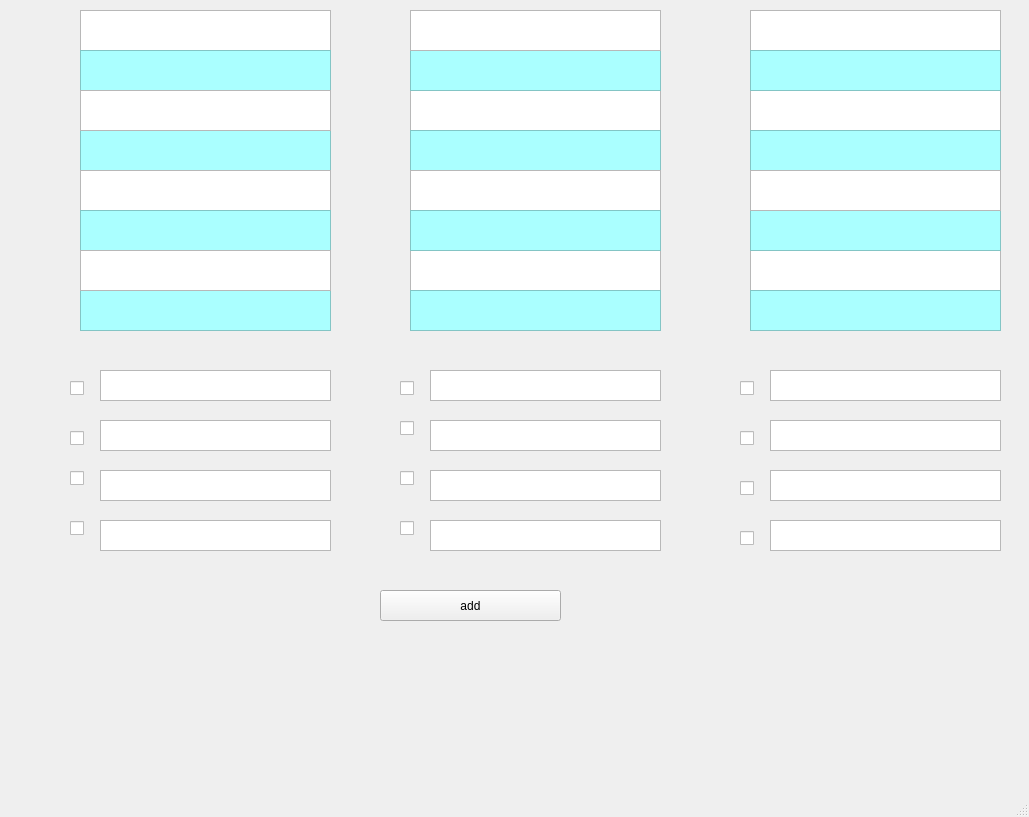
Qt form untitled.ui (hemid32/CreateDateUsingPyQt) before a commit.
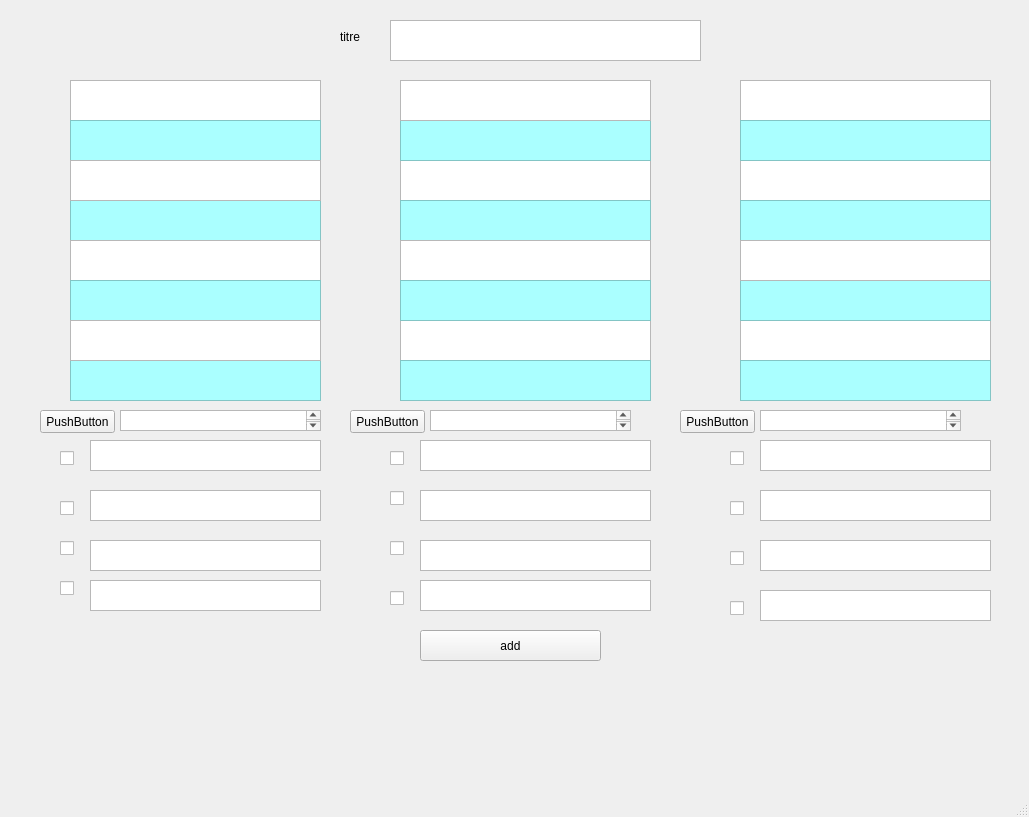
The same form after that commit.

What changed in the file:
```diff
--- a/untitled.ui
+++ b/untitled.ui
@@ -17,8 +17,8 @@
    <widget class="QTextEdit" name="choi11">
     <property name="geometry">
      <rect>
-      <x>100</x>
-      <y>370</y>
+      <x>90</x>
+      <y>440</y>
       <width>231</width>
       <height>31</height>
      </rect>
@@ -27,8 +27,8 @@
    <widget class="QTextEdit" name="choi12">
     <property name="geometry">
      <rect>
-      <x>100</x>
-      <y>420</y>
+      <x>90</x>
+      <y>490</y>
       <width>231</width>
       <height>31</height>
      </rect>
@@ -37,8 +37,8 @@
    <widget class="QTextEdit" name="choi13">
     <property name="geometry">
      <rect>
-      <x>100</x>
-      <y>470</y>
+      <x>90</x>
+      <y>540</y>
       <width>231</width>
       <height>31</height>
      </rect>
@@ -47,8 +47,8 @@
    <widget class="QTextEdit" name="choi14">
     <property name="geometry">
      <rect>
-      <x>100</x>
-      <y>520</y>
+      <x>90</x>
+      <y>580</y>
       <width>231</width>
       <height>31</height>
      </rect>
@@ -57,8 +57,8 @@
    <widget class="QPushButton" name="pushButton">
     <property name="geometry">
      <rect>
-      <x>380</x>
-      <y>590</y>
+      <x>420</x>
+      <y>630</y>
       <width>181</width>
       <height>31</height>
      </rect>
@@ -70,8 +70,8 @@
    <widget class="QTextEdit" name="choi24">
     <property name="geometry">
      <rect>
-      <x>430</x>
-      <y>520</y>
+      <x>420</x>
+      <y>580</y>
       <width>231</width>
       <height>31</height>
      </rect>
@@ -80,8 +80,8 @@
    <widget class="QTextEdit" name="choi21">
     <property name="geometry">
      <rect>
-      <x>430</x>
-      <y>370</y>
+      <x>420</x>
+      <y>440</y>
       <width>231</width>
       <height>31</height>
      </rect>
@@ -90,8 +90,8 @@
    <widget class="QTextEdit" name="choi22">
     <property name="geometry">
      <rect>
-      <x>430</x>
-      <y>420</y>
+      <x>420</x>
+      <y>490</y>
       <width>231</width>
       <height>31</height>
      </rect>
@@ -100,8 +100,8 @@
    <widget class="QTextEdit" name="choi23">
     <property name="geometry">
      <rect>
-      <x>430</x>
-      <y>470</y>
+      <x>420</x>
+      <y>540</y>
       <width>231</width>
       <height>31</height>
      </rect>
@@ -110,8 +110,8 @@
    <widget class="QTextEdit" name="choi34">
     <property name="geometry">
      <rect>
-      <x>770</x>
-      <y>520</y>
+      <x>760</x>
+      <y>590</y>
       <width>231</width>
       <height>31</height>
      </rect>
@@ -120,8 +120,8 @@
    <widget class="QTextEdit" name="choi31">
     <property name="geometry">
      <rect>
-      <x>770</x>
-      <y>370</y>
+      <x>760</x>
+      <y>440</y>
       <width>231</width>
       <height>31</height>
      </rect>
@@ -130,8 +130,8 @@
    <widget class="QTextEdit" name="choi32">
     <property name="geometry">
      <rect>
-      <x>770</x>
-      <y>420</y>
+      <x>760</x>
+      <y>490</y>
       <width>231</width>
       <height>31</height>
      </rect>
@@ -140,8 +140,8 @@
    <widget class="QTextEdit" name="choi33">
     <property name="geometry">
      <rect>
-      <x>770</x>
-      <y>470</y>
+      <x>760</x>
+      <y>540</y>
       <width>231</width>
       <height>31</height>
      </rect>
@@ -150,8 +150,8 @@
    <widget class="QTextEdit" name="def11">
     <property name="geometry">
      <rect>
-      <x>80</x>
-      <y>10</y>
+      <x>70</x>
+      <y>80</y>
       <width>251</width>
       <height>41</height>
      </rect>
@@ -160,8 +160,8 @@
    <widget class="QTextEdit" name="eq11">
     <property name="geometry">
      <rect>
-      <x>80</x>
-      <y>50</y>
+      <x>70</x>
+      <y>120</y>
       <width>251</width>
       <height>41</height>
      </rect>
@@ -180,8 +180,8 @@
    <widget class="QTextEdit" name="eq12">
     <property name="geometry">
      <rect>
-      <x>80</x>
-      <y>130</y>
+      <x>70</x>
+      <y>200</y>
       <width>251</width>
       <height>41</height>
      </rect>
@@ -193,8 +193,8 @@
    <widget class="QTextEdit" name="def12">
     <property name="geometry">
      <rect>
-      <x>80</x>
-      <y>90</y>
+      <x>70</x>
+      <y>160</y>
       <width>251</width>
       <height>41</height>
      </rect>
@@ -203,8 +203,8 @@
    <widget class="QTextEdit" name="def13">
     <property name="geometry">
      <rect>
-      <x>80</x>
-      <y>170</y>
+      <x>70</x>
+      <y>240</y>
       <width>251</width>
       <height>41</height>
      </rect>
@@ -213,8 +213,8 @@
    <widget class="QTextEdit" name="eq13">
     <property name="geometry">
      <rect>
-      <x>80</x>
-      <y>210</y>
+      <x>70</x>
+      <y>280</y>
       <width>251</width>
       <height>41</height>
      </rect>
@@ -226,8 +226,8 @@
    <widget class="QTextEdit" name="eq14">
     <property name="geometry">
      <rect>
-      <x>80</x>
-      <y>290</y>
+      <x>70</x>
+      <y>360</y>
       <width>251</width>
       <height>41</height>
      </rect>
@@ -239,8 +239,8 @@
    <widget class="QTextEdit" name="def14">
     <property name="geometry">
      <rect>
-      <x>80</x>
-      <y>250</y>
+      <x>70</x>
+      <y>320</y>
       <width>251</width>
       <height>41</height>
      </rect>
@@ -249,8 +249,8 @@
    <widget class="QTextEdit" name="def22">
     <property name="geometry">
      <rect>
-      <x>410</x>
-      <y>90</y>
+      <x>400</x>
+      <y>160</y>
       <width>251</width>
       <height>41</height>
      </rect>
@@ -259,8 +259,8 @@
    <widget class="QTextEdit" name="eq22">
     <property name="geometry">
      <rect>
-      <x>410</x>
-      <y>130</y>
+      <x>400</x>
+      <y>200</y>
       <width>251</width>
       <height>41</height>
      </rect>
@@ -272,8 +272,8 @@
    <widget class="QTextEdit" name="def24">
     <property name="geometry">
      <rect>
-      <x>410</x>
-      <y>250</y>
+      <x>400</x>
+      <y>320</y>
       <width>251</width>
       <height>41</height>
      </rect>
@@ -282,8 +282,8 @@
    <widget class="QTextEdit" name="eq21">
     <property name="geometry">
      <rect>
-      <x>410</x>
-      <y>50</y>
+      <x>400</x>
+      <y>120</y>
       <width>251</width>
       <height>41</height>
      </rect>
@@ -302,8 +302,8 @@
    <widget class="QTextEdit" name="eq24">
     <property name="geometry">
      <rect>
-      <x>410</x>
-      <y>290</y>
+      <x>400</x>
+      <y>360</y>
       <width>251</width>
       <height>41</height>
      </rect>
@@ -315,8 +315,8 @@
    <widget class="QTextEdit" name="def23">
     <property name="geometry">
      <rect>
-      <x>410</x>
-      <y>170</y>
+      <x>400</x>
+      <y>240</y>
       <width>251</width>
       <height>41</height>
      </rect>
@@ -325,8 +325,8 @@
    <widget class="QTextEdit" name="eq23">
     <property name="geometry">
      <rect>
-      <x>410</x>
-      <y>210</y>
+      <x>400</x>
+      <y>280</y>
       <width>251</width>
       <height>41</height>
      </rect>
@@ -338,8 +338,8 @@
    <widget class="QTextEdit" name="def21">
     <property name="geometry">
      <rect>
-      <x>410</x>
-      <y>10</y>
+      <x>400</x>
+      <y>80</y>
       <width>251</width>
       <height>41</height>
      </rect>
@@ -348,8 +348,8 @@
    <widget class="QTextEdit" name="def32">
     <property name="geometry">
      <rect>
-      <x>750</x>
-      <y>90</y>
+      <x>740</x>
+      <y>160</y>
       <width>251</width>
       <height>41</height>
      </rect>
@@ -358,8 +358,8 @@
    <widget class="QTextEdit" name="def34">
     <property name="geometry">
      <rect>
-      <x>750</x>
-      <y>250</y>
+      <x>740</x>
+      <y>320</y>
       <width>251</width>
       <height>41</height>
      </rect>
@@ -368,8 +368,8 @@
    <widget class="QTextEdit" name="eq33">
     <property name="geometry">
      <rect>
-      <x>750</x>
-      <y>210</y>
+      <x>740</x>
+      <y>280</y>
       <width>251</width>
       <height>41</height>
      </rect>
@@ -381,8 +381,8 @@
    <widget class="QTextEdit" name="eq34">
     <property name="geometry">
      <rect>
-      <x>750</x>
-      <y>290</y>
+      <x>740</x>
+      <y>360</y>
       <width>251</width>
       <height>41</height>
      </rect>
@@ -394,8 +394,8 @@
    <widget class="QTextEdit" name="eq32">
     <property name="geometry">
      <rect>
-      <x>750</x>
-      <y>130</y>
+      <x>740</x>
+      <y>200</y>
       <width>251</width>
       <height>41</height>
      </rect>
@@ -407,8 +407,8 @@
    <widget class="QTextEdit" name="def31">
     <property name="geometry">
      <rect>
-      <x>750</x>
-      <y>10</y>
+      <x>740</x>
+      <y>80</y>
       <width>251</width>
       <height>41</height>
      </rect>
@@ -417,8 +417,8 @@
    <widget class="QTextEdit" name="eq31">
     <property name="geometry">
      <rect>
-      <x>750</x>
-      <y>50</y>
+      <x>740</x>
+      <y>120</y>
       <width>251</width>
       <height>41</height>
      </rect>
@@ -437,8 +437,8 @@
    <widget class="QTextEdit" name="def33">
     <property name="geometry">
      <rect>
-      <x>750</x>
-      <y>170</y>
+      <x>740</x>
+      <y>240</y>
       <width>251</width>
       <height>41</height>
      </rect>
@@ -447,8 +447,8 @@
    <widget class="QCheckBox" name="checkBox">
     <property name="geometry">
      <rect>
-      <x>70</x>
-      <y>380</y>
+      <x>60</x>
+      <y>450</y>
       <width>16</width>
       <height>17</height>
      </rect>
@@ -460,8 +460,8 @@
    <widget class="QCheckBox" name="checkBox_2">
     <property name="geometry">
      <rect>
-      <x>70</x>
-      <y>430</y>
+      <x>60</x>
+      <y>500</y>
       <width>16</width>
       <height>17</height>
      </rect>
@@ -473,8 +473,8 @@
    <widget class="QCheckBox" name="checkBox_3">
     <property name="geometry">
      <rect>
-      <x>70</x>
-      <y>470</y>
+      <x>60</x>
+      <y>540</y>
       <width>16</width>
       <height>17</height>
      </rect>
@@ -486,8 +486,8 @@
    <widget class="QCheckBox" name="checkBox_4">
     <property name="geometry">
      <rect>
-      <x>70</x>
-      <y>520</y>
+      <x>60</x>
+      <y>580</y>
       <width>16</width>
       <height>17</height>
      </rect>
@@ -499,8 +499,8 @@
    <widget class="QCheckBox" name="checkBox_5">
     <property name="geometry">
      <rect>
-      <x>400</x>
-      <y>380</y>
+      <x>390</x>
+      <y>450</y>
       <width>16</width>
       <height>16</height>
      </rect>
@@ -512,8 +512,8 @@
    <widget class="QCheckBox" name="checkBox_6">
     <property name="geometry">
      <rect>
-      <x>400</x>
-      <y>420</y>
+      <x>390</x>
+      <y>490</y>
       <width>16</width>
       <height>17</height>
      </rect>
@@ -525,8 +525,8 @@
    <widget class="QCheckBox" name="checkBox_7">
     <property name="geometry">
      <rect>
-      <x>400</x>
-      <y>470</y>
+      <x>390</x>
+      <y>540</y>
       <width>16</width>
       <height>17</height>
      </rect>
@@ -538,8 +538,8 @@
    <widget class="QCheckBox" name="checkBox_8">
     <property name="geometry">
      <rect>
-      <x>400</x>
-      <y>520</y>
+      <x>390</x>
+      <y>590</y>
       <width>16</width>
       <height>17</height>
      </rect>
@@ -551,8 +551,8 @@
    <widget class="QCheckBox" name="checkBox_9">
     <property name="geometry">
      <rect>
-      <x>740</x>
-      <y>380</y>
+      <x>730</x>
+      <y>450</y>
       <width>16</width>
       <height>17</height>
      </rect>
@@ -564,8 +564,8 @@
    <widget class="QCheckBox" name="checkBox_10">
     <property name="geometry">
      <rect>
-      <x>740</x>
-      <y>430</y>
+      <x>730</x>
+      <y>500</y>
       <width>16</width>
       <height>17</height>
      </rect>
@@ -577,8 +577,8 @@
    <widget class="QCheckBox" name="checkBox_11">
     <property name="geometry">
      <rect>
-      <x>740</x>
-      <y>480</y>
+      <x>730</x>
+      <y>550</y>
       <width>16</width>
       <height>17</height>
      </rect>
@@ -590,8 +590,8 @@
    <widget class="QCheckBox" name="checkBox_12">
     <property name="geometry">
      <rect>
-      <x>740</x>
-      <y>530</y>
+      <x>730</x>
+      <y>600</y>
       <width>16</width>
       <height>16</height>
      </rect>
@@ -600,6 +600,98 @@
      <string/>
     </property>
    </widget>
+   <widget class="QTextEdit" name="titre">
+    <property name="geometry">
+     <rect>
+      <x>390</x>
+      <y>20</y>
+      <width>311</width>
+      <height>41</height>
+     </rect>
+    </property>
+   </widget>
+   <widget class="QLabel" name="label">
+    <property name="geometry">
+     <rect>
+      <x>340</x>
+      <y>30</y>
+      <width>46</width>
+      <height>13</height>
+     </rect>
+    </property>
+    <property name="text">
+     <string>titre</string>
+    </property>
+   </widget>
+   <widget class="QTextEdit" name="img1">
+    <property name="geometry">
+     <rect>
+      <x>120</x>
+      <y>410</y>
+      <width>201</width>
+      <height>21</height>
+     </rect>
+    </property>
+   </widget>
+   <widget class="QTextEdit" name="img2">
+    <property name="geometry">
+     <rect>
+      <x>430</x>
+      <y>410</y>
+      <width>201</width>
+      <height>21</height>
+     </rect>
+    </property>
+   </widget>
+   <widget class="QTextEdit" name="img3">
+    <property name="geometry">
+     <rect>
+      <x>760</x>
+      <y>410</y>
+      <width>201</width>
+      <height>21</height>
+     </rect>
+    </property>
+   </widget>
+   <widget class="QPushButton" name="imgBtn1">
+    <property name="geometry">
+     <rect>
+      <x>40</x>
+      <y>410</y>
+      <width>75</width>
+      <height>23</height>
+     </rect>
+    </property>
+    <property name="text">
+     <string>PushButton</string>
+    </property>
+   </widget>
+   <widget class="QPushButton" name="imgBtn3">
+    <property name="geometry">
+     <rect>
+      <x>680</x>
+      <y>410</y>
+      <width>75</width>
+      <height>23</height>
+     </rect>
+    </property>
+    <property name="text">
+     <string>PushButton</string>
+    </property>
+   </widget>
+   <widget class="QPushButton" name="imgBtn2">
+    <property name="geometry">
+     <rect>
+      <x>350</x>
+      <y>410</y>
+      <width>75</width>
+      <height>23</height>
+     </rect>
+    </property>
+    <property name="text">
+     <string>PushButton</string>
+    </property>
+   </widget>
   </widget>
   <widget class="QMenuBar" name="menubar">
    <property name="geometry">
```
